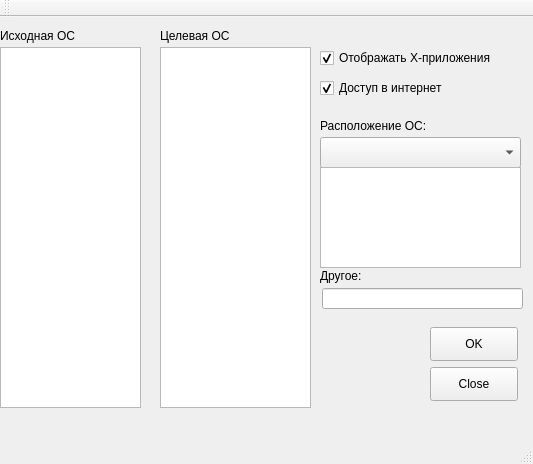
Above: mainwindow.ui from stepdmitry/QtChroot before the change. Below: the same form after it.
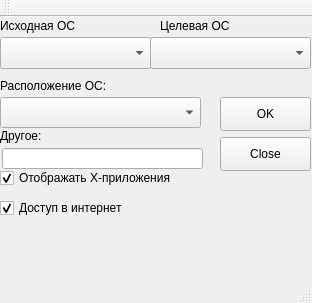
That is the form after the change.

Commit message: Точка монтирования

Diff of the .ui file:
```diff
--- a/mainwindow.ui
+++ b/mainwindow.ui
@@ -6,29 +6,19 @@
    <rect>
     <x>0</x>
     <y>0</y>
-    <width>533</width>
-    <height>464</height>
+    <width>312</width>
+    <height>303</height>
    </rect>
   </property>
   <property name="windowTitle">
    <string>MainWindow</string>
   </property>
   <widget class="QWidget" name="centralWidget">
-   <widget class="QListView" name="listView">
-    <property name="geometry">
-     <rect>
-      <x>0</x>
-      <y>30</y>
-      <width>141</width>
-      <height>361</height>
-     </rect>
-    </property>
-   </widget>
    <widget class="QLabel" name="label_2">
     <property name="geometry">
      <rect>
       <x>160</x>
-      <y>10</y>
+      <y>0</y>
       <width>81</width>
       <height>18</height>
      </rect>
@@ -40,8 +30,8 @@
    <widget class="QCheckBox" name="checkBox">
     <property name="geometry">
      <rect>
-      <x>320</x>
-      <y>30</y>
+      <x>0</x>
+      <y>150</y>
       <width>201</width>
       <height>22</height>
      </rect>
@@ -56,8 +46,8 @@
    <widget class="QLabel" name="label_3">
     <property name="geometry">
      <rect>
-      <x>320</x>
-      <y>100</y>
+      <x>0</x>
+      <y>60</y>
       <width>131</width>
       <height>18</height>
      </rect>
@@ -73,7 +63,7 @@
     <property name="geometry">
      <rect>
       <x>0</x>
-      <y>10</y>
+      <y>0</y>
       <width>91</width>
       <height>18</height>
      </rect>
@@ -85,8 +75,8 @@
    <widget class="QComboBox" name="comboBox">
     <property name="geometry">
      <rect>
-      <x>320</x>
-      <y>120</y>
+      <x>0</x>
+      <y>80</y>
       <width>201</width>
       <height>31</height>
      </rect>
@@ -104,31 +94,11 @@
      <number>-1</number>
     </property>
    </widget>
-   <widget class="QListWidget" name="listWidget">
-    <property name="geometry">
-     <rect>
-      <x>320</x>
-      <y>150</y>
-      <width>201</width>
-      <height>101</height>
-     </rect>
-    </property>
-   </widget>
-   <widget class="QListView" name="listView_2">
-    <property name="geometry">
-     <rect>
-      <x>160</x>
-      <y>30</y>
-      <width>151</width>
-      <height>361</height>
-     </rect>
-    </property>
-   </widget>
    <widget class="QCheckBox" name="checkBox_2">
     <property name="geometry">
      <rect>
-      <x>320</x>
-      <y>60</y>
+      <x>0</x>
+      <y>180</y>
       <width>201</width>
       <height>22</height>
      </rect>
@@ -143,8 +113,8 @@
    <widget class="QLineEdit" name="lineEdit">
     <property name="geometry">
      <rect>
-      <x>322</x>
-      <y>271</y>
+      <x>2</x>
+      <y>131</y>
       <width>201</width>
       <height>21</height>
      </rect>
@@ -153,8 +123,8 @@
    <widget class="QLabel" name="label_4">
     <property name="geometry">
      <rect>
-      <x>320</x>
-      <y>250</y>
+      <x>0</x>
+      <y>110</y>
       <width>59</width>
       <height>18</height>
      </rect>
@@ -166,9 +136,9 @@
    <widget class="QPushButton" name="OK_button">
     <property name="geometry">
      <rect>
-      <x>430</x>
-      <y>310</y>
-      <width>88</width>
+      <x>220</x>
+      <y>80</y>
+      <width>91</width>
       <height>34</height>
      </rect>
     </property>
@@ -179,9 +149,9 @@
    <widget class="QPushButton" name="close_button">
     <property name="geometry">
      <rect>
-      <x>430</x>
-      <y>350</y>
-      <width>88</width>
+      <x>220</x>
+      <y>120</y>
+      <width>91</width>
       <height>34</height>
      </rect>
     </property>
@@ -189,6 +159,26 @@
      <string>Close</string>
     </property>
    </widget>
+   <widget class="QComboBox" name="comboBox_2">
+    <property name="geometry">
+     <rect>
+      <x>0</x>
+      <y>20</y>
+      <width>151</width>
+      <height>32</height>
+     </rect>
+    </property>
+   </widget>
+   <widget class="QComboBox" name="comboBox_3">
+    <property name="geometry">
+     <rect>
+      <x>150</x>
+      <y>20</y>
+      <width>161</width>
+      <height>32</height>
+     </rect>
+    </property>
+   </widget>
   </widget>
   <widget class="QMenuBar" name="menuBar">
    <property name="geometry">
```
Left out of the diff: 2 changed lines with no effect on the pictures.
